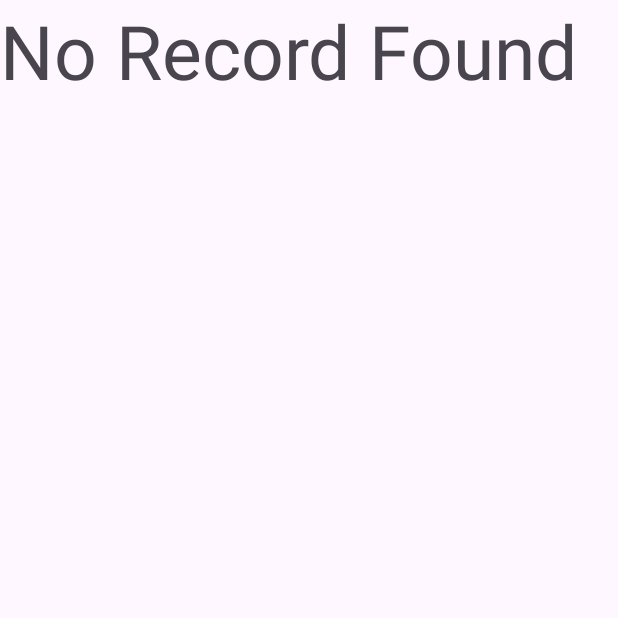
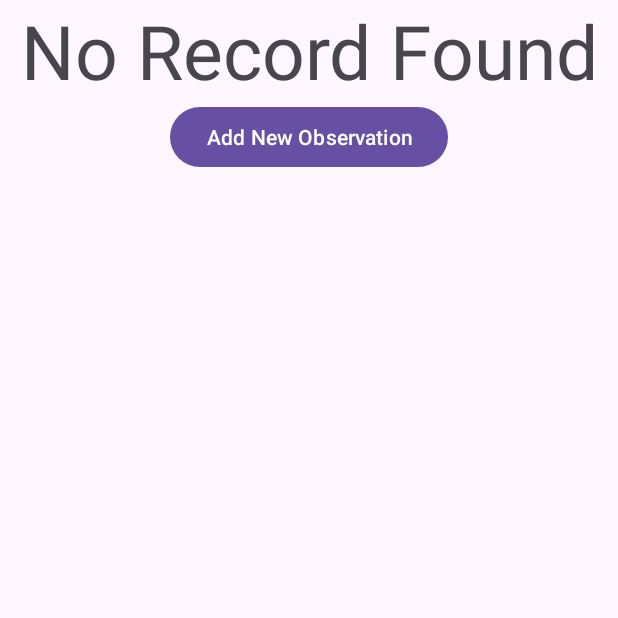
Before and after one commit to SithuSoe153/M-Hike-Hiker-Management-App, an Android app: the ObservationListActivity screen opened directly, with no data from a screen before it, on a phone screen of 412 x 824 dp, the top half of it. Run offline under Robolectric (Android 15) with nearby library versions, the phone set to English and light mode, and no system bars; 1 statement that could not run was skipped.

```diff
--- a/app/src/main/java/com/uog/soemhike/ObservationListActivity.java
+++ b/app/src/main/java/com/uog/soemhike/ObservationListActivity.java
@@ -4,13 +4,21 @@ import androidx.appcompat.app.AppCompatActivity;
 import androidx.recyclerview.widget.LinearLayoutManager;
 import androidx.recyclerview.widget.RecyclerView;
 
+import android.app.AlertDialog;
+import android.content.Context;
+import android.content.DialogInterface;
+import android.content.Intent;
 import android.os.Bundle;
 import android.util.Log;
 import android.view.View;
+import android.widget.Button;
 import android.widget.TextView;
 
+import com.uog.soemhike.activity.DatabaseListActivity;
+import com.uog.soemhike.adpater.HikeAdapter;
 import com.uog.soemhike.adpater.ObservationAdapter;
 import com.uog.soemhike.database.DatabaseHelper;
+import com.uog.soemhike.database.Hike;
 import com.uog.soemhike.database.Observation;
 
 import java.util.ArrayList;
@@ -18,10 +26,14 @@ import java.util.List;
 
 public class ObservationListActivity extends AppCompatActivity {
 
+
+    private ObservationAdapter observationAdapter;
+    private List<Observation> observationList=new ArrayList<>();
+    private DatabaseHelper databaseHelper;
     TextView txt_NoRecord;
-    DatabaseHelper databaseHelper;
+    Button btn_AddNewObservation;
     RecyclerView rec_ObservationList;
-    public String hike_Id;
+    public int hike_Id;
 
     @Override
     protected void onCreate(Bundle savedInstanceState) {
@@ -31,17 +43,30 @@ public class ObservationListActivity extends AppCompatActivity {
         txt_NoRecord = findViewById(R.id.txt_NoRecord);
         databaseHelper = new DatabaseHelper(this);
         rec_ObservationList = findViewById(R.id.rec_ObservationList);
+        btn_AddNewObservation = findViewById(R.id.btn_AddNewObservation);
 
         Bundle bundle = getIntent().getExtras();
-        hike_Id = String.valueOf(bundle.getInt("user_id"));
+        hike_Id = bundle.getInt("user_id");
 
-        Log.i("key1", hike_Id);
+//        Log.i("key11", hike_Id);
 
 //        txt_Otitle.setText(hike_Id);
 
 
+
+
+        btn_AddNewObservation.setOnClickListener(new View.OnClickListener() {
+            @Override
+            public void onClick(View view) {
+                Intent intent = new Intent(getBaseContext(), AddObservationActivity.class);
+                intent.putExtra("user_id", hike_Id);
+                startActivity(intent);
+
+            }
+        });
+
         try {
-            List<Observation> o_List = databaseHelper.searchObservation(hike_Id);
+            List<Observation> o_List = databaseHelper.searchObservation(String.valueOf(hike_Id));
 
 //            rSetting
             if (o_List.size()!=0){
--- a/app/src/main/java/com/uog/soemhike/database/Observation.java
+++ b/app/src/main/java/com/uog/soemhike/database/Observation.java
@@ -15,7 +15,7 @@ public class Observation {
     private String year;
     private int user_id;
 
-    public Observation(String title, int user_id) {
+    public Observation(String title,String year, int user_id) {
         this.title = title;
         this.year = year;
         this.user_id = user_id;
--- a/app/src/main/res/layout/activity_observation_list.xml
+++ b/app/src/main/res/layout/activity_observation_list.xml
@@ -6,22 +6,37 @@
     android:layout_height="match_parent"
     tools:context=".ObservationListActivity">
 
+    <Button
+        android:id="@+id/btn_AddNewObservation"
+        android:layout_width="wrap_content"
+        android:layout_height="wrap_content"
+
+        android:text="Add New Observation"
+
+
+        app:layout_constraintEnd_toEndOf="parent"
+        app:layout_constraintStart_toStartOf="parent"
+        app:layout_constraintTop_toBottomOf="@+id/txt_NoRecord" />
+
+
     <TextView
         android:id="@+id/txt_NoRecord"
         android:layout_width="wrap_content"
         android:layout_height="wrap_content"
+        android:gravity="center"
         android:text="Test"
         android:textSize="50sp"
-        android:gravity="center"
         android:visibility="visible"
 
-        />
+        app:layout_constraintEnd_toEndOf="parent"
+        app:layout_constraintStart_toStartOf="parent" />
 
 
     <androidx.recyclerview.widget.RecyclerView
         android:id="@+id/rec_ObservationList"
         android:layout_width="match_parent"
         android:layout_height="match_parent"
+        android:layout_marginTop="50dp"
 
         />
 
```
Also changed, not shown: app/src/main/java/com/uog/soemhike/AddObservationActivity.java (+18 -3 lines), app/src/main/java/com/uog/soemhike/adpater/ObservationAdapter.java (+78 -4 lines), app/src/main/java/com/uog/soemhike/database/DatabaseHelper.java (+12 -6 lines), 3 other files.
